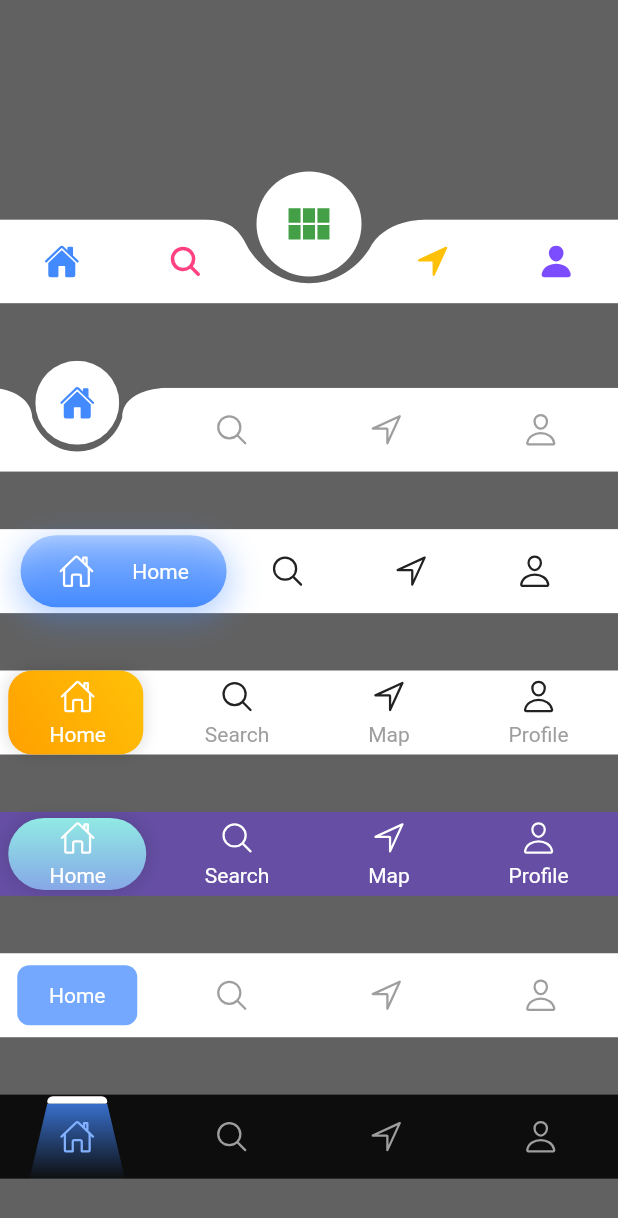
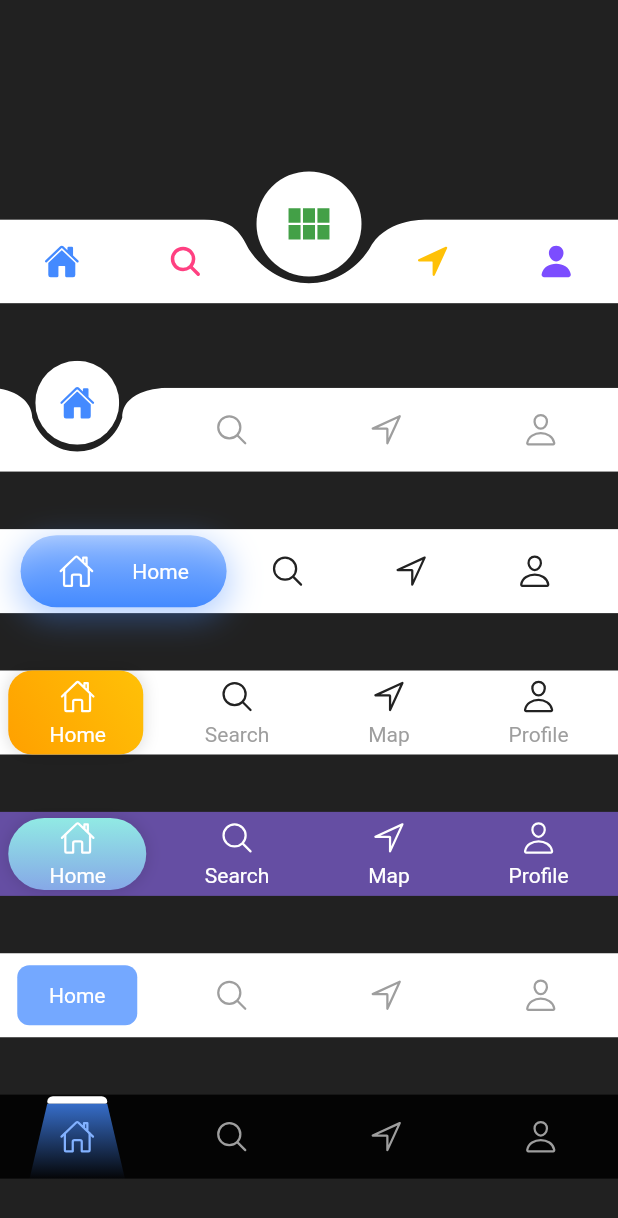
Before and after one commit to seyfettiny/BottomNavigationBars, a Flutter app: the screen it shows after launch, on a phone screen of 412 x 824 dp. Shown: the top 1218 px of the screen. Run offline on Flutter 3.47's test engine with Material 2 defaults, Android fonts, the phone set to English and light mode, and no system bars; our stand-ins replace ionicons.

Commit message:
Remove redundant packages.

```diff
--- a/lib/main.dart
+++ b/lib/main.dart
@@ -33,7 +33,7 @@ class HomeScreen extends StatelessWidget {
   @override
   Widget build(BuildContext context) {
     return Container(
-      color: Colors.grey.shade700,
+      color: Colors.black87,
       child: Column(
         mainAxisAlignment: MainAxisAlignment.spaceEvenly,
         children: const [
--- a/lib/nav_items/blob_menu.nav.dart
+++ b/lib/nav_items/blob_menu.nav.dart
@@ -1,8 +1,6 @@
 import 'dart:ui';
 
-import 'package:flutter/foundation.dart';
 import 'package:flutter/material.dart';
-import 'package:flutter_svg/flutter_svg.dart';
 import 'package:ionicons/ionicons.dart';
 import 'dart:math' as math;
 
@@ -66,7 +64,7 @@ class _BlobMenuState extends State<BlobMenu> with TickerProviderStateMixin {
         animation: _animationController,
         builder: (context, child) {
           final double rad = angle * (math.pi / 180.0);
-          final double c = 50;
+          final double c = 1;
           double t = (1.0 - (1 + c)) / 2.0 * 255;
           return Transform(
             transform: Matrix4.identity()
@@ -83,37 +81,14 @@ class _BlobMenuState extends State<BlobMenu> with TickerProviderStateMixin {
                       : _animationController.reverse();
                 });
               },
-              child: ColorFiltered(
-                colorFilter: ColorFilter.matrix([
-                  1 + c,
-                  0,
-                  0,
-                  0,
-                  t,
-                  0,
-                  1 + c,
-                  0,
-                  0,
-                  t,
-                  0,
-                  0,
-                  1 + c,
-                  0,
-                  t,
-                  0,
-                  0,
-                  0,
-                  1,
-                  0,
-                ]),
-                child: Container(
-                  height: 65,
-                  width: 65,
-                  decoration: const BoxDecoration(
-                    color: Colors.white,
-                    shape: BoxShape.circle,
-                  ),
-                  alignment: Alignment.center,
+              child: Container(
+                height: 64,
+                width: 64,
+                decoration: BoxDecoration(
+                  color: Colors.white,
+                  shape: BoxShape.circle,
+                ),
+                child: Center(
                   child: icons[index],
                 ),
               ),
@@ -227,6 +202,62 @@ class _BlobMenuState extends State<BlobMenu> with TickerProviderStateMixin {
   }
 }
 
+class MenuItemCustomPainter extends CustomPainter {
+  static const _shaderResolution = 0x1ffe;
+  MenuItemCustomPainter();
+
+  @override
+  void paint(Canvas canvas, Size size) {
+    //final double c = 5000;
+    //double t = (1.0 - (1 + c)) / 2.0 * 255;
+    final paint = Paint()
+      ..color = Colors.white
+      //..maskFilter = const MaskFilter.blur(BlurStyle.normal, 10)
+      // ..colorFilter = ColorFilter.matrix([
+      //   // 1 ,0, 0, 0,
+      //   // 0, 0, 1, 0,
+      //   // 0, 0, 0, 0,
+      //   // 1 ,0, 0, 0,
+      //   // 0, 0, 18,-7,
+      //   1 + c, 0, 0, 0,
+      //   t, 0, 1 + c, 0,
+      //   0, t, 0, 0,
+      //   1 + c, 0, t, 0,
+      //   0, 0, 1, 0,
+      // ])
+      ..blendMode = BlendMode.plus
+      ..style = PaintingStyle.fill;
+    // ..shader = const RadialGradient(
+    //     colors: [
+    //       Color(0xffffffff),
+    //       Color(0x09FFFFFF),
+    //       Color(0x00ffffff)
+    //     ],
+    //     tileMode: TileMode.decal,
+    //     stops: [
+    //       0.0,
+    //       0.9,
+    //       1.0,
+    //     ]).createShader(Rect.fromCircle(
+    //   center: Offset(size.width / 2, size.height / 2),
+    //   radius: 80,
+    // ));
+    //canvas.drawPaint(paint);
+    canvas.drawPaint(paint);
+
+    canvas.drawCircle(
+      Offset(size.width / 2, size.height / 2),
+      40,
+      paint,
+    );
+  }
+
+  @override
+  bool shouldRepaint(covariant CustomPainter oldDelegate) {
+    return true;
+  }
+}
+
 class BlobMenuClipper extends CustomClipper<Path> {
   @override
   Path getClip(Size size) {
--- a/pubspec.yaml
+++ b/pubspec.yaml
@@ -14,7 +14,6 @@ dependencies:
 
   cupertino_icons: ^1.0.2
   ionicons: ^0.1.2
-  flutter_svg: ^1.1.6
 
 dev_dependencies:
   flutter_test:
@@ -24,6 +23,3 @@ dev_dependencies:
 
 flutter:
   uses-material-design: true
-
-assets:
-  - assets/svg/
```
Also changed, not shown: assets/svg/blob.svg, pubspec.lock.
